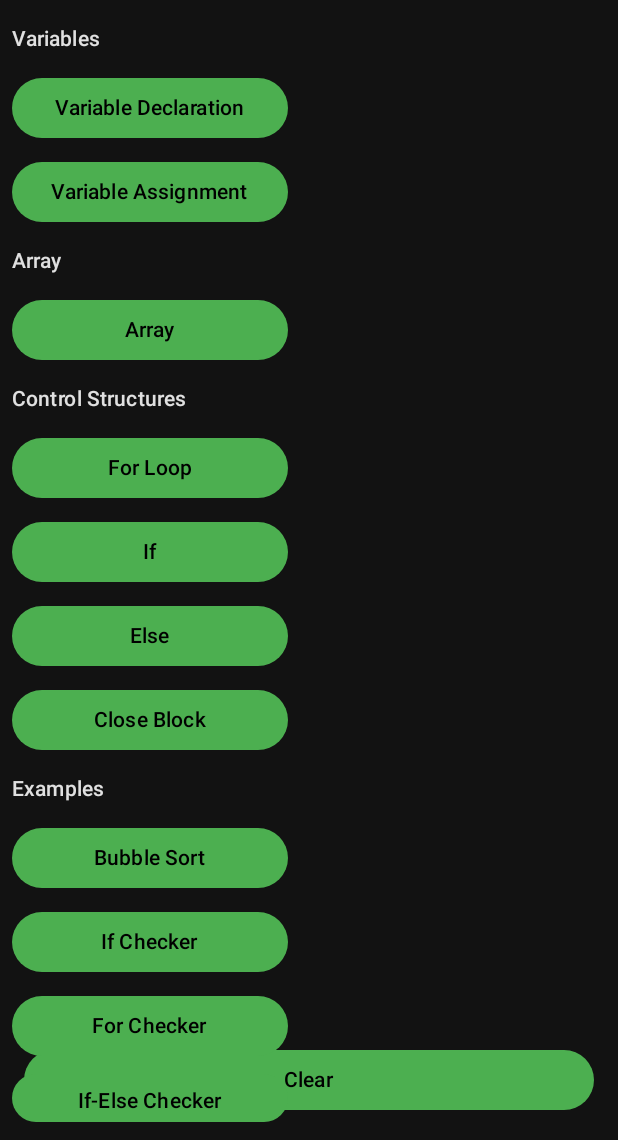
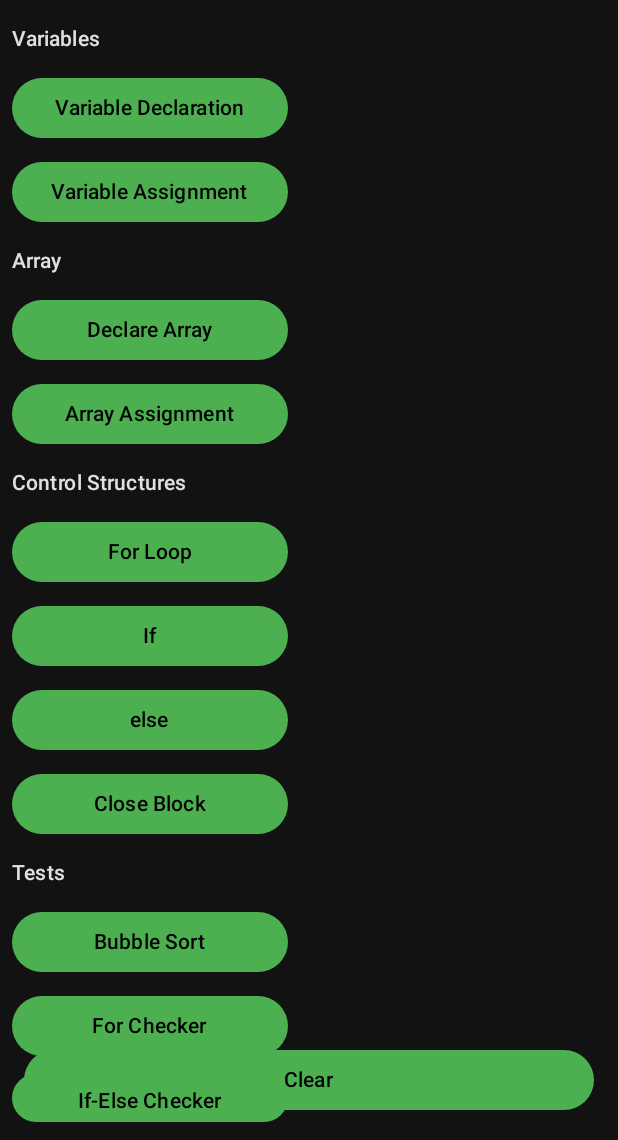
Before and after one commit to g1g942j/Code-Block, an Android app built with Jetpack Compose: the screen it shows after launch (MainActivity), after a tap on "Menu", on a phone screen of 412 x 824 dp, the part 96-1236 px from its top. Run offline under Robolectric (Android 15) with nearby library versions, the phone set to English and light mode, and no system bars.

Commit message:
redesign array menu, fix code formating, replace string const

```diff
--- a/app/src/main/java/com/example/code_block/ui/MainScreen.kt
+++ b/app/src/main/java/com/example/code_block/ui/MainScreen.kt
@@ -27,6 +27,10 @@ fun MainScreen() {
     val nestingLevels = remember(blocks) { calculateNestingLevels(blocks) }
     val errorIndices = remember(blocks) { validateCodeStructure(blocks) }
 
+    val fixErrorMessage = stringResource(R.string.fix_errors_before_execution)
+    val exitMessage = stringResource(R.string.exit_edit)
+    val editMessage = stringResource(R.string.edit_blocks)
+
     Scaffold(
         topBar = {
             TopAppBar(
@@ -46,7 +50,7 @@ fun MainScreen() {
                     ) {
                         Icon(
                             imageVector = if (editMode) Icons.Default.Done else Icons.Default.Edit,
-                            contentDescription = if (editMode) "Exit Edit" else "Edit Blocks"
+                            contentDescription = if (editMode) exitMessage else editMessage
                         )
                     }
 
@@ -56,7 +60,7 @@ fun MainScreen() {
                                 outputText = interpretCode(blocks)
                                 showOutput = true
                             } else {
-                                outputText = "Исправьте ошибки перед выполнением:\n" +
+                                outputText = fixErrorMessage +
                                         errorIndices.joinToString { "#${it + 1}" }
                                 showOutput = true
                             }
@@ -69,7 +73,11 @@ fun MainScreen() {
             )
         }
     ) { paddingValues ->
-        Box(modifier = Modifier.padding(paddingValues).fillMaxSize()) {
+        Box(
+            modifier = Modifier
+                .padding(paddingValues)
+                .fillMaxSize()
+        ) {
             DropArea(
                 blocks = blocks,
                 nestingLevels = nestingLevels,
--- a/app/src/main/java/com/example/code_block/ui/SideMenu.kt
+++ b/app/src/main/java/com/example/code_block/ui/SideMenu.kt
@@ -5,6 +5,7 @@ import androidx.compose.material3.*
 import androidx.compose.runtime.Composable
 import androidx.compose.ui.Modifier
 import androidx.compose.ui.platform.LocalContext
+import androidx.compose.ui.res.stringResource
 import androidx.compose.ui.unit.dp
 import com.example.code_block.R
 
@@ -14,6 +15,9 @@ fun SideMenu(
     modifier: Modifier = Modifier
 ) {
     val context = LocalContext.current
+    val arrayInit = stringResource(R.string.array_init)
+    val declareArray = stringResource(R.string.declare_array)
+    val arrayAssignment = stringResource(R.string.array_assignment)
 
     Column(
         modifier = modifier
@@ -47,19 +51,31 @@ fun SideMenu(
             style = MaterialTheme.typography.labelLarge,
             modifier = Modifier.padding(vertical = 8.dp)
         )
+
         Button(
             onClick = {
-                onBlockAdded(context.getString(R.string.array_text))
+                onBlockAdded(arrayInit)
             },
             modifier = Modifier
                 .fillMaxWidth()
                 .padding(vertical = 4.dp)
         ) {
-            Text(context.getString(R.string.array))
+            Text(declareArray)
+        }
+
+        Button(
+            onClick = {
+                onBlockAdded(arrayAssignment)
+            },
+            modifier = Modifier
+                .fillMaxWidth()
+                .padding(vertical = 4.dp)
+        ) {
+            Text(stringResource(R.string.array_assignment_text))
         }
 
         Text(
-            text = "Control Structures",
+            text = context.getString(R.string.control_structures),
             style = MaterialTheme.typography.labelLarge,
             modifier = Modifier.padding(vertical = 8.dp)
         )
@@ -82,7 +98,7 @@ fun SideMenu(
         }
 
         Text(
-            text = "Examples",
+            text = context.getString(R.string.tests),
             style = MaterialTheme.typography.labelLarge,
             modifier = Modifier.padding(vertical = 8.dp)
         )
@@ -90,16 +106,22 @@ fun SideMenu(
         Button(
             onClick = {
                 listOf(
-                    R.string.bubble_sort_array,
-                    R.string.bubble_sort_loop1,
-                    R.string.bubble_sort_loop2,
-                    R.string.bubble_sort_if,
-                    R.string.bubble_sort_temp,
-                    R.string.bubble_sort_swap1,
-                    R.string.bubble_sort_swap2,
-                    R.string.bubble_sort_close,
-                    R.string.bubble_sort_close,
-                    R.string.bubble_sort_close
+                    R.string.bs_array_init,
+                    R.string.bs_array_1,
+                    R.string.bs_array_2,
+                    R.string.bs_array_3,
+                    R.string.bs_array_4,
+                    R.string.bs_array_5,
+                    R.string.bs_temp_var,
+                    R.string.bs_outer_loop,
+                    R.string.bs_inner_loop,
+                    R.string.bs_condition,
+                    R.string.bs_swap1,
+                    R.string.bs_swap2,
+                    R.string.bs_swap3,
+                    R.string.close_block,
+                    R.string.close_block,
+                    R.string.close_block
                 ).forEach { resId ->
                     onBlockAdded(context.getString(resId))
                 }
@@ -109,25 +131,6 @@ fun SideMenu(
                 .padding(vertical = 4.dp)
         ) {
             Text(context.getString(R.string.bubble_sort))
-        }
-
-        Button(
-            onClick = {
-                listOf(
-                    R.string.if_checker_var_declaration,
-                    R.string.if_checker_assignment,
-                    R.string.if_checker_if,
-                    R.string.if_checker_if_body,
-                    R.string.if_checker_close
-                ).forEach { resId ->
-                    onBlockAdded(context.getString(resId))
-                }
-            },
-            modifier = Modifier
-                .fillMaxWidth()
-                .padding(vertical = 4.dp)
-        ) {
-            Text("If Checker")
         }
 
         Button(
@@ -145,7 +148,7 @@ fun SideMenu(
                 .fillMaxWidth()
                 .padding(vertical = 4.dp)
         ) {
-            Text("For Checker")
+            Text(stringResource(R.string.for_checker))
         }
         Button(
             onClick = {
@@ -168,5 +171,26 @@ fun SideMenu(
         ) {
             Text(context.getString(R.string.if_else_checker))
         }
+        Button(
+            onClick = {
+                listOf(
+                    R.string.array_checker_init,
+                    R.string.array_checker_loop1,
+                    R.string.array_checker_assign,
+                    R.string.close_block,
+                    R.string.array_checker_sum_decl,
+                    R.string.array_checker_loop2,
+                    R.string.array_checker_sum,
+                    R.string.close_block
+                ).forEach { resId ->
+                    onBlockAdded(context.getString(resId))
+                }
+            },
+            modifier = Modifier
+                .fillMaxWidth()
+                .padding(vertical = 4.dp)
+        ) {
+            Text(R.string.array_checker.toString())
+        }
     }
 }
--- a/app/src/main/res/values/strings.xml
+++ b/app/src/main/res/values/strings.xml
@@ -14,9 +14,10 @@
     <string name="for_loop_text">for (int i=0; i &lt; 10; i++) {</string>
     <string name="condition">If</string>
     <string name="if_text">if () {</string>
-    <string name="else_block">Else</string>
+    <string name="else_block">else</string>
     <string name="else_text">else {</string>
     <string name="close">Close Block</string>
+    <string name="open_block">{</string>
     <string name="close_block">}</string>
     <string name="variable_declaration">Variable Declaration</string>
     <string name="variable_declaration_text">int x, y, z;</string>
@@ -24,14 +25,19 @@
     <string name="variable_assignment_text">x = 0;</string>
 
     <string name="bubble_sort">Bubble Sort</string>
-    <string name="bubble_sort_array">int[] arr = {5,3,1,4,2};</string>
-    <string name="bubble_sort_loop1">for (int i=0; i &lt; arr.length-1; i++) {</string>
-    <string name="bubble_sort_loop2">for (int j=0; j &lt; arr.length-i-1; j++) {</string>
-    <string name="bubble_sort_if">if (arr[j] > arr[j+1]) {</string>
-    <string name="bubble_sort_temp">int temp = arr[j];</string>
-    <string name="bubble_sort_swap1">arr[j] = arr[j+1];</string>
-    <string name="bubble_sort_swap2">arr[j+1] = temp;</string>
-    <string name="bubble_sort_close">}</string>
+    <string name="bs_array_init">arr = new array[5];</string>
+    <string name="bs_array_1">arr[0] = 5;</string>
+    <string name="bs_array_2">arr[1] = 3;</string>
+    <string name="bs_array_3">arr[2] = 1;</string>
+    <string name="bs_array_4">arr[3] = 4;</string>
+    <string name="bs_array_5">arr[4] = 2</string>
+    <string name="bs_temp_var">int temp = 0;</string>
+    <string name="bs_outer_loop">for (int i = 0; i &lt; arr.length; i++) {</string>
+    <string name="bs_inner_loop">for (int j = 1; j &lt; arr.length-i; j++) {</string>
+    <string name="bs_condition">if (arr[j-1] > arr[j]) {</string>
+    <string name="bs_swap1">temp = arr[j-1];</string>
+    <string name="bs_swap2">arr[j-1] = arr[j];</string>
+    <string name="bs_swap3">arr[j] = temp;</string>
 
     <string name="output_title">Execution Result</string>
     <string name="close_output">Close</string>
@@ -60,4 +66,28 @@
 
     <string name="move_up">Move Up</string>
     <string name="move_down">Move Down</string>
+
+    <string name="exit_edit">Exit Edit</string>
+    <string name="edit_blocks">Edit Blocks</string>
+    <string name="fix_errors_before_execution">Исправьте ошибки перед выполнением:\n</string>
+
+    <string name="errors_found">Обнаружены ошибки</string>
+    <string name="execution_result">Результат выполнения</string>
+    <string name="close_message">Закрыть</string>
+    <string name="errors_header">--- ОШИБКИ ---</string>
+
+    <string name="array_init">int[] arr = new array[0];</string>
+    <string name="array_assignment">arr[index] = 0;</string>
+    <string name="declare_array">Declare Array</string>
+    <string name="array_assignment_text">Array Assignment</string>
+    <string name="control_structures">Control Structures</string>
+    <string name="tests">Tests</string>
+    <string name="array_checker">Array Checker</string>
+
+    <string name="array_checker_init">int[] arr = new array[10];</string>
+    <string name="array_checker_loop1">for (int i = 0; i &lt; arr.length; i++) {</string>
+    <string name="array_checker_assign">arr[i] = i * 2;</string>
+    <string name="array_checker_sum_decl">int sum = 0;</string>
+    <string name="array_checker_loop2">for (int i = 0; i &lt; arr.length; i++) {</string>
+    <string name="array_checker_sum">sum = sum + arr[i];</string>
 </resources>
```
Also changed, not shown: app/src/main/java/com/example/code_block/ui/BlockItem.kt (+8 -6 lines), app/src/main/java/com/example/code_block/ui/DropArea.kt (+4 -3 lines), app/src/main/java/com/example/code_block/ui/OutputDialog.kt (+6 -4 lines).
